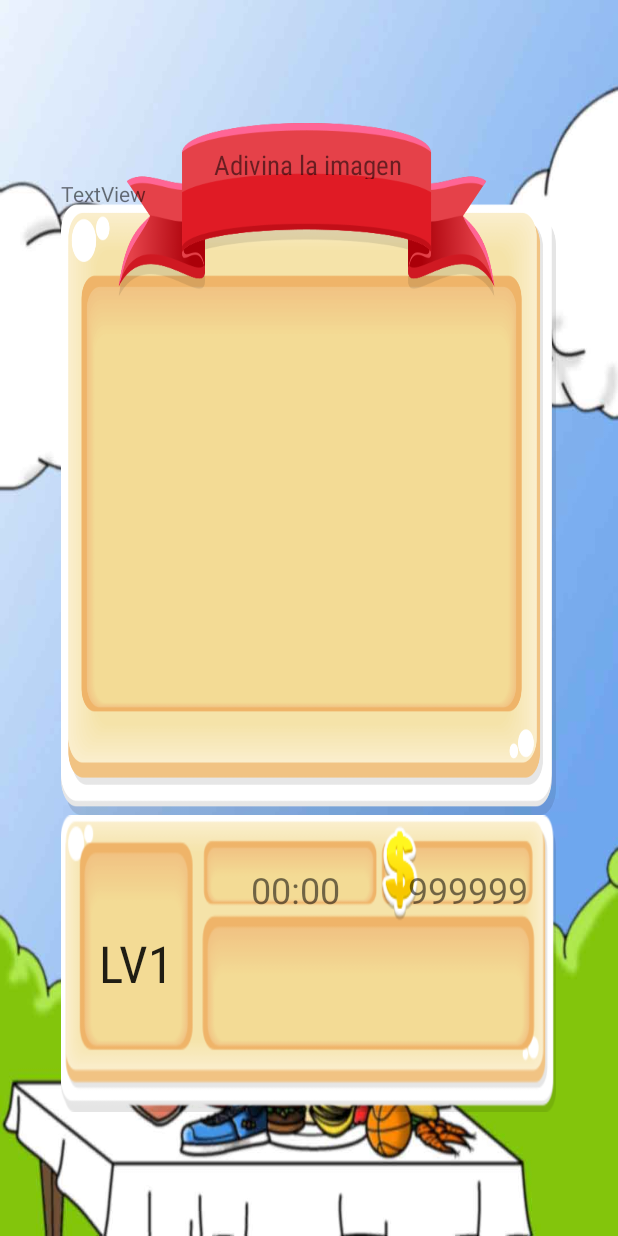
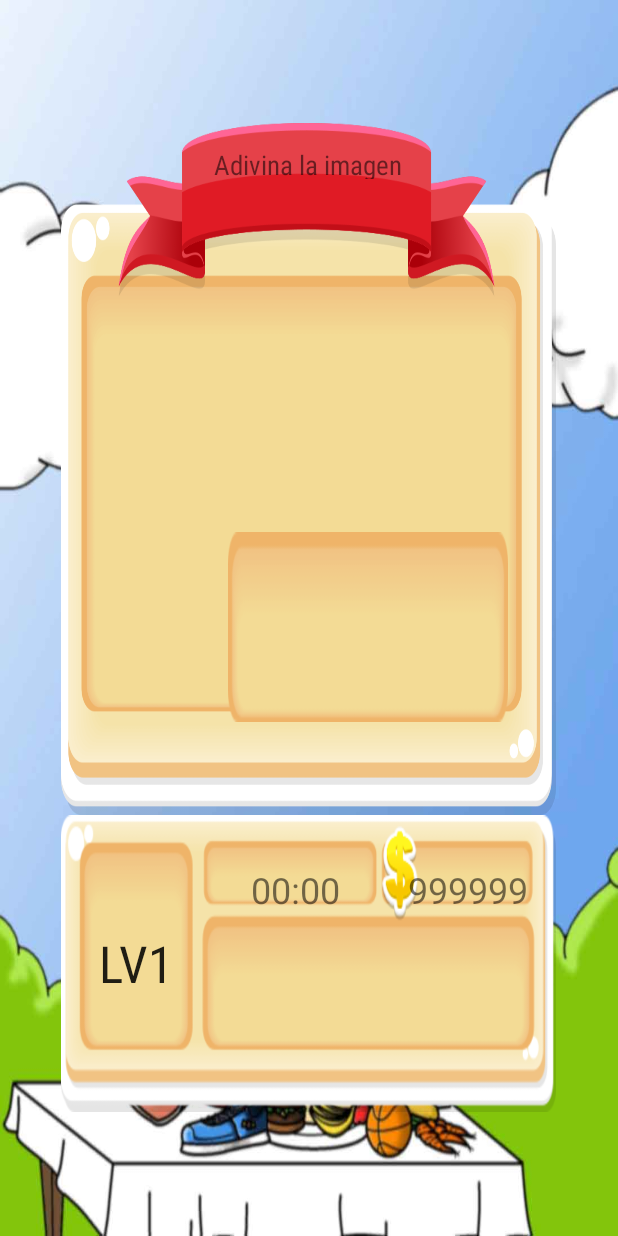
Before and after one commit to AlbertoC92/Mens-Fervida-Project, an Android app: the layout layout_pregunta_imagen1.xml on its own in the app's theme, with its tools: preview values and no code run, on a phone screen of 412 x 824 dp. Run offline under Robolectric (Android 15) with nearby library versions, the phone set to English and light mode, and no system bars.

Commit message:
PreguntaImagenAngel

```diff
--- a/app/src/main/res/layout/layout_pregunta_imagen1.xml
+++ b/app/src/main/res/layout/layout_pregunta_imagen1.xml
@@ -36,7 +36,7 @@
                 android:layout_height="0dp"
                 android:layout_weight="7"
                 android:background="@drawable/ventana_preg1"
-                android:weightSum="50">
+                android:weightSum="10">
 
                 <LinearLayout
                     android:orientation="horizontal"
@@ -64,15 +64,33 @@
                 <LinearLayout
                     android:orientation="horizontal"
                     android:layout_width="match_parent"
-                    android:layout_height="match_parent"
-                    android:layout_weight="215">
+                    android:layout_height="0dp"
+                    android:layout_weight="4.50">
 
-                    <TextView
-                        android:text="TextView"
-                        android:layout_width="wrap_content"
-                        android:layout_height="wrap_content"
-                        android:id="@+id/textView6"
-                        android:layout_weight="1" />
+                </LinearLayout>
+
+                <LinearLayout
+                    android:orientation="horizontal"
+                    android:layout_width="match_parent"
+                    android:layout_height="0dp"
+                    android:layout_weight="4.5"
+                    android:weightSum="10"
+                    android:layout_margin="0dp">
+
+                    <LinearLayout
+                        android:orientation="horizontal"
+                        android:layout_width="0dp"
+                        android:layout_weight="3"
+                        android:layout_height="match_parent"></LinearLayout>
+
+                    <LinearLayout
+                        android:orientation="horizontal"
+                        android:layout_width="0dp"
+                        android:layout_height="match_parent"
+                        android:layout_weight="7"
+                        android:background="@drawable/campo_texto"
+                        android:layout_margin="32dp"
+                        android:padding="0dp"></LinearLayout>
                 </LinearLayout>
 
             </LinearLayout>
```
